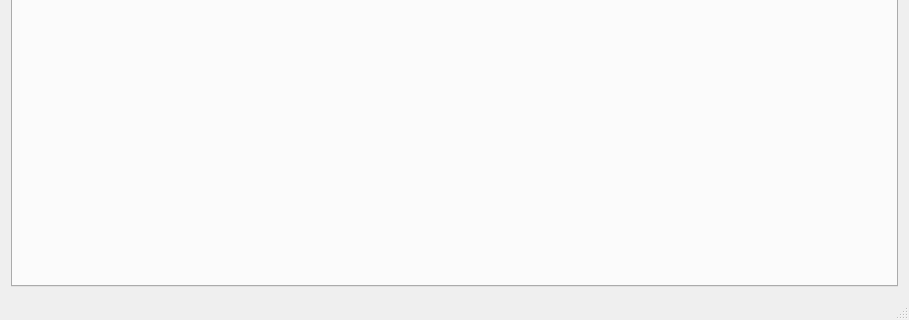
coder965/flame, file world_editor/world_editor.ui: the form before one commit; both pictures show x 0 to 909 and y 355 to 675 of the 909 by 675 pixel window.
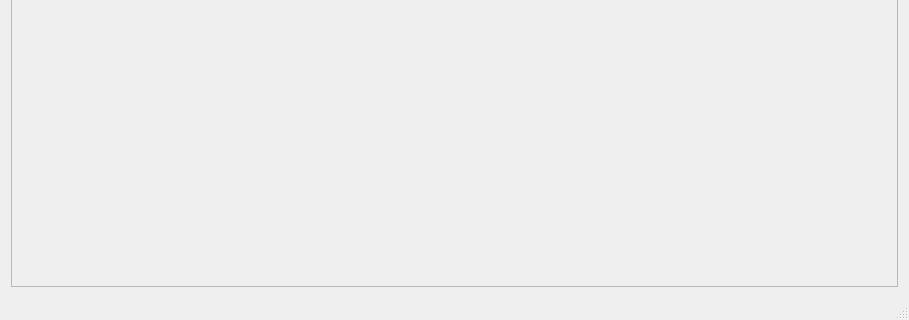
The form after the commit.

Patch:
```diff
--- a/world_editor/world_editor.ui
+++ b/world_editor/world_editor.ui
@@ -16,10 +16,20 @@
   <widget class="QWidget" name="centralWidget">
    <layout class="QHBoxLayout" name="horizontalLayout">
     <item>
-     <widget class="QTabWidget" name="tabWidget">
-      <property name="currentIndex">
-       <number>-1</number>
+     <widget class="QScrollArea" name="scrollArea">
+      <property name="widgetResizable">
+       <bool>true</bool>
       </property>
+      <widget class="QWidget" name="scrollAreaWidgetContents">
+       <property name="geometry">
+        <rect>
+         <x>0</x>
+         <y>0</y>
+         <width>885</width>
+         <height>600</height>
+        </rect>
+       </property>
+      </widget>
      </widget>
     </item>
    </layout>
```
